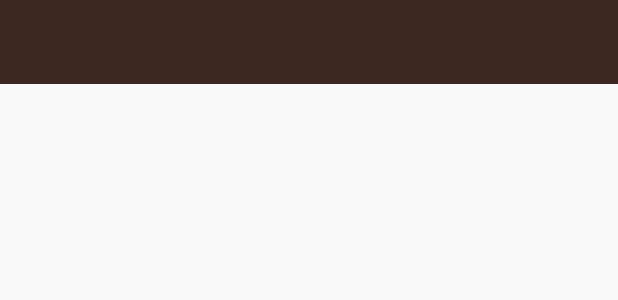
After one commit to SatyamSoni23/Lets-Chat, an Android app: the layout app_bar_layout.xml on its own in the app's theme, with its tools: preview values and no code run, on a phone screen of 412 x 824 dp. The commit adds this screen. Shown: the top 300 px of the screen. Run offline under Robolectric (Android 15) with nearby library versions, the phone set to English and light mode, and no system bars.

```diff
--- a/app/build.gradle
+++ b/app/build.gradle
@@ -1,4 +1,5 @@
 apply plugin: 'com.android.application'
+apply plugin: 'com.google.gms.google-services'
 
 android {
     compileSdkVersion 29
@@ -23,6 +24,10 @@ dependencies {
     implementation fileTree(dir: 'libs', include: ['*.jar'])
     implementation 'androidx.appcompat:appcompat:1.0.2'
     implementation 'androidx.constraintlayout:constraintlayout:1.1.3'
+    implementation 'com.google.firebase:firebase-core:16.0.4'
+    implementation 'com.google.firebase:firebase-database:16.0.4'
+    implementation 'com.google.firebase:firebase-auth:16.0.5'
+    implementation 'com.google.firebase:firebase-storage:16.0.4'
     testImplementation 'junit:junit:4.12'
     androidTestImplementation 'androidx.test.ext:junit:1.1.0'
     androidTestImplementation 'androidx.test.espresso:espresso-core:3.1.1'
--- /dev/null
+++ b/app/src/main/res/layout/app_bar_layout.xml
@@ -0,0 +1,10 @@
+<?xml version="1.0" encoding="utf-8"?>
+<androidx.appcompat.widget.Toolbar
+    xmlns:android="http://schemas.android.com/apk/res/android"
+    android:id="@+id/main_app_bar"
+    android:layout_width="match_parent"
+    android:layout_height="wrap_content"
+    android:background="@color/colorPrimary"
+    android:theme="@style/ThemeOverlay.AppCompat.Dark.ActionBar">
+
+</androidx.appcompat.widget.Toolbar>
--- a/app/src/main/res/values/colors.xml
+++ b/app/src/main/res/values/colors.xml
@@ -2,5 +2,5 @@
 <resources>
     <color name="colorPrimary">#3e2723</color>
     <color name="colorPrimaryDark">#1b0000</color>
-    <color name="colorAccent">#6a4f4b</color>
+    <color name="colorAccent">#d7ccc8</color>
 </resources>
--- a/app/src/main/res/values/styles.xml
+++ b/app/src/main/res/values/styles.xml
@@ -1,7 +1,7 @@
 <resources>
 
     <!-- Base application theme. -->
-    <style name="AppTheme" parent="Theme.AppCompat.Light.DarkActionBar">
+    <style name="AppTheme" parent="Theme.AppCompat.Light.NoActionBar">
         <!-- Customize your theme here. -->
         <item name="colorPrimary">@color/colorPrimary</item>
         <item name="colorPrimaryDark">@color/colorPrimaryDark</item>
--- a/build.gradle
+++ b/build.gradle
@@ -8,6 +8,7 @@ buildscript {
     }
     dependencies {
         classpath 'com.android.tools.build:gradle:3.5.3'
+        classpath 'com.google.gms:google-services:4.2.0'
 
         // NOTE: Do not place your application dependencies here; they belong
         // in the individual module build.gradle files
```
Also changed, not shown: app/src/main/java/com/secure/talkme/MainActivity.java (+5 -2 lines), app/src/main/res/layout/activity_main.xml (+8 -3 lines).
